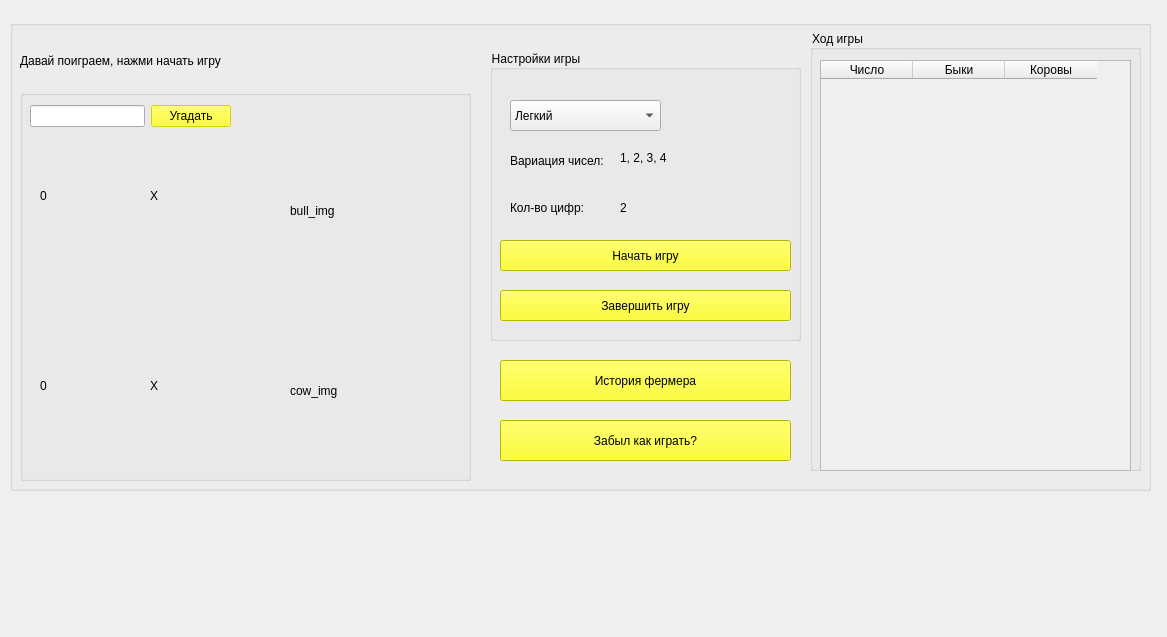
This is Game.ui in AjDx1228/Bulls-and-cows as Qt 5 draws it before an edit. The edited form follows.
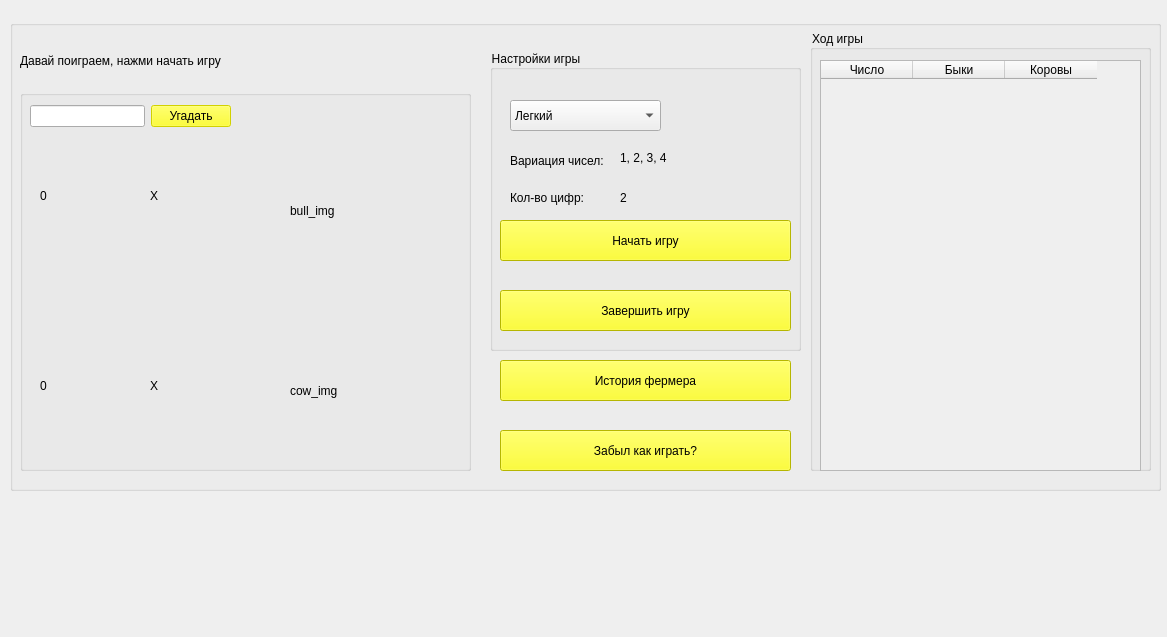
This is the edited form.

Commit message: add any button

```diff
--- a/Game.ui
+++ b/Game.ui
@@ -21,7 +21,7 @@
     <rect>
      <x>10</x>
      <y>20</y>
-     <width>1141</width>
+     <width>1151</width>
      <height>471</height>
     </rect>
    </property>
@@ -66,7 +66,7 @@
       <x>10</x>
       <y>70</y>
       <width>451</width>
-      <height>391</height>
+      <height>381</height>
      </rect>
     </property>
     <property name="styleSheet">
@@ -197,7 +197,7 @@
      <rect>
       <x>800</x>
       <y>10</y>
-      <width>331</width>
+      <width>341</width>
       <height>441</height>
      </rect>
     </property>
@@ -215,7 +215,7 @@
       <rect>
        <x>10</x>
        <y>30</y>
-       <width>311</width>
+       <width>321</width>
        <height>411</height>
       </rect>
      </property>
@@ -257,7 +257,7 @@
       <x>480</x>
       <y>30</y>
       <width>311</width>
-      <height>291</height>
+      <height>301</height>
      </rect>
     </property>
     <property name="styleSheet">
@@ -303,7 +303,7 @@
      <property name="geometry">
       <rect>
        <x>130</x>
-       <y>150</y>
+       <y>140</y>
        <width>51</width>
        <height>16</height>
       </rect>
@@ -316,7 +316,7 @@
      <property name="geometry">
       <rect>
        <x>20</x>
-       <y>150</y>
+       <y>140</y>
        <width>101</width>
        <height>16</height>
       </rect>
@@ -348,9 +348,9 @@
      <property name="geometry">
       <rect>
        <x>10</x>
-       <y>190</y>
+       <y>170</y>
        <width>291</width>
-       <height>31</height>
+       <height>41</height>
       </rect>
      </property>
      <property name="styleSheet">
@@ -366,7 +366,7 @@
        <x>10</x>
        <y>240</y>
        <width>291</width>
-       <height>31</height>
+       <height>41</height>
       </rect>
      </property>
      <property name="styleSheet">
@@ -411,7 +411,7 @@
     <property name="geometry">
      <rect>
       <x>490</x>
-      <y>400</y>
+      <y>410</y>
       <width>291</width>
       <height>41</height>
      </rect>
```
Left out of the diff: 12 changed lines with no effect on the pictures. The commit also changes 6 other files.
